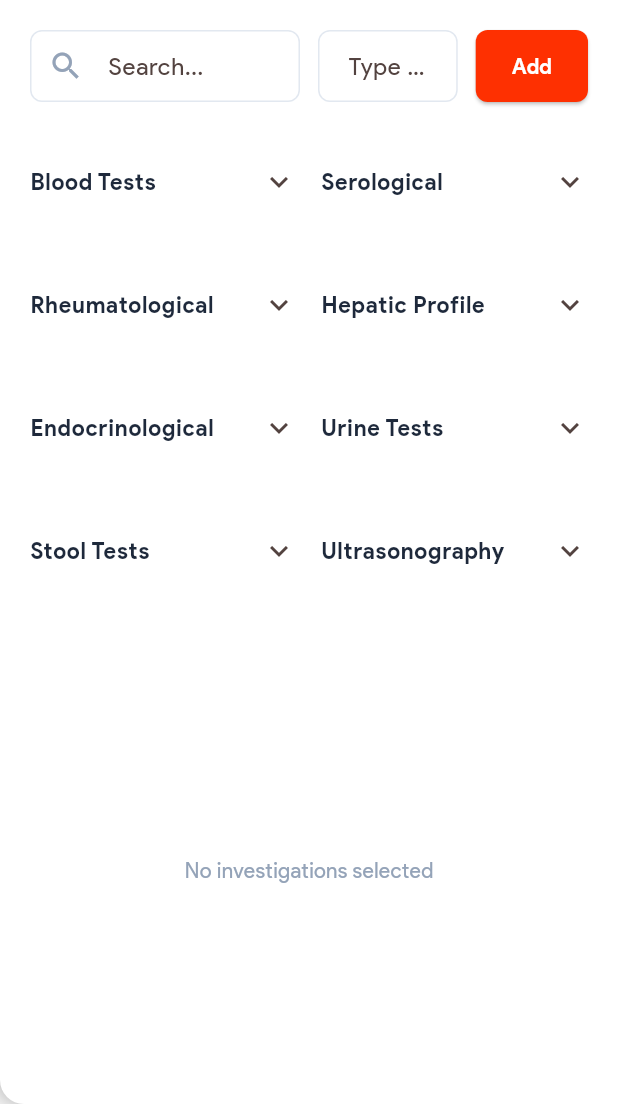
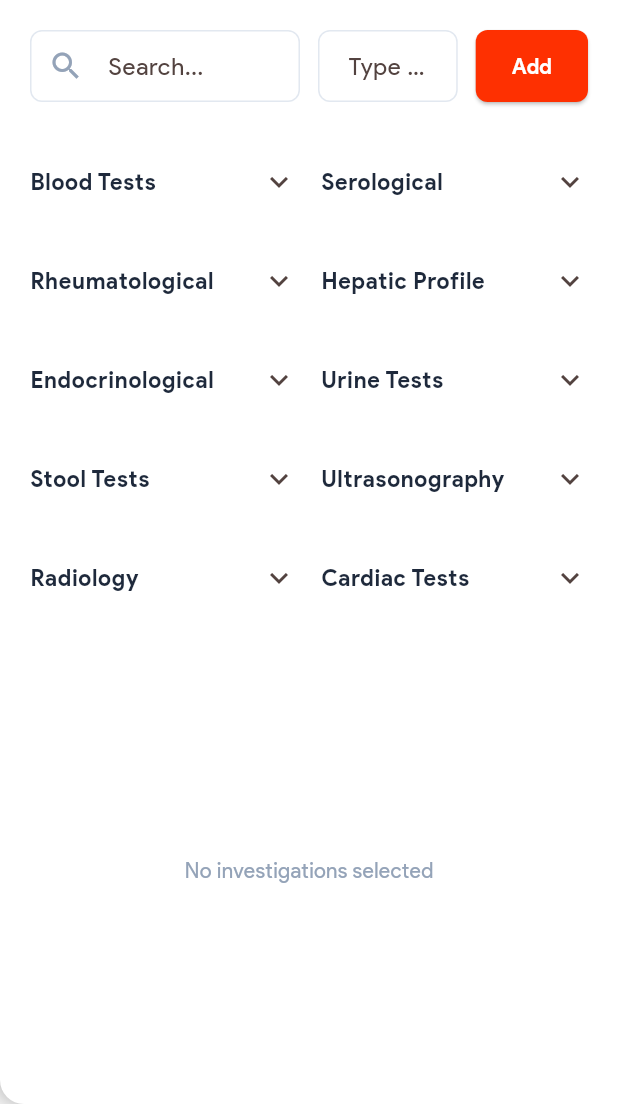
Before and after one commit to orbizen-limited/doctorshero-rx, a Flutter app: the InvestigationDrawer widget shown alone on an empty page, opened directly with empty values, on a phone screen of 412 x 824 dp, the part 132-1236 px from its top. Run offline on Flutter 3.47's test engine with Material 3 defaults, Android fonts, the phone set to English and light mode, and no system bars; our stand-ins replace fl_chart, flutter_svg, hive, hive_flutter, open_file, package_info_plus and 3 more; missing offline and left inert: window_manager; accounts and stored records are empty; statements that could not run were skipped.

Commit message:
fxi design issue

```diff
--- a/lib/widgets/investigation_drawer.dart
+++ b/lib/widgets/investigation_drawer.dart
@@ -744,18 +744,30 @@ class _InvestigationDrawerState extends State<InvestigationDrawer> {
                 padding: const EdgeInsets.symmetric(horizontal: 20),
                 child: LayoutBuilder(
                   builder: (context, constraints) {
-                    final itemWidth = (constraints.maxWidth - 16) / 2;
                     final entries = filteredInvestigations.entries.toList();
-                    return Wrap(
-                      spacing: 16,
-                      runSpacing: 16,
-                      children: entries.map((entry) {
+                    final leftColumnEntries = <MapEntry<String, List<String>>>[];
+                    final rightColumnEntries = <MapEntry<String, List<String>>>[];
+
+                    // Split entries into two columns
+                    for (int i = 0; i < entries.length; i++) {
+                      if (i % 2 == 0) {
+                        leftColumnEntries.add(entries[i]);
+                      } else {
+                        rightColumnEntries.add(entries[i]);
+                      }
+                    }
+
+                    return Row(
+                      crossAxisAlignment: CrossAxisAlignment.start,
+                      children: [
+                        // Left Column
+                        Expanded(
+                          child: Column(
+                            children: leftColumnEntries.map((entry) {
                               final groupName = entry.key;
                               final investigations = entry.value;
 
-                        return SizedBox(
-                          width: itemWidth,
-                          child: Theme(
+                              return Theme(
                                 data: Theme.of(context).copyWith(dividerColor: Colors.transparent),
                                 child: ExpansionTile(
                                   initiallyExpanded: _searchController.text.isNotEmpty,
@@ -801,9 +813,69 @@ class _InvestigationDrawerState extends State<InvestigationDrawer> {
                                     ),
                                   ],
                                 ),
+                              );
+                            }).toList(),
+                          ),
+                        ),
+                        const SizedBox(width: 16),
+                        // Right Column
+                        Expanded(
+                          child: Column(
+                            children: rightColumnEntries.map((entry) {
+                              final groupName = entry.key;
+                              final investigations = entry.value;
+
+                              return Theme(
+                                data: Theme.of(context).copyWith(dividerColor: Colors.transparent),
+                                child: ExpansionTile(
+                                  initiallyExpanded: _searchController.text.isNotEmpty,
+                                  tilePadding: const EdgeInsets.symmetric(horizontal: 0, vertical: 4),
+                                  childrenPadding: const EdgeInsets.only(bottom: 12),
+                                  title: Text(
+                                    groupName,
+                                    style: const TextStyle(
+                                      fontSize: 15,
+                                      fontWeight: FontWeight.w700,
+                                      color: Color(0xFF1E293B),
+                                      fontFamily: 'ProductSans',
+                                    ),
+                                  ),
+                                  children: [
+                                    Wrap(
+                                      spacing: 8,
+                                      runSpacing: 8,
+                                      children: investigations.map((investigation) {
+                                        final isSelected = _selectedInvestigations.any((i) => i['name'] == investigation);
+                                        return InkWell(
+                                          onTap: () => _addInvestigation(investigation),
+                                          child: Container(
+                                            padding: const EdgeInsets.symmetric(horizontal: 12, vertical: 8),
+                                            decoration: BoxDecoration(
+                                              color: isSelected ? const Color(0xFFE8F5E9) : const Color(0xFFF1F5F9),
+                                              border: Border.all(
+                                                color: isSelected ? const Color(0xFF4CAF50) : const Color(0xFFE2E8F0),
+                                              ),
+                                              borderRadius: BorderRadius.circular(6),
+                                            ),
+                                            child: Text(
+                                              investigation,
+                                              style: TextStyle(
+                                                fontSize: 13,
+                                                color: isSelected ? const Color(0xFF2E7D32) : const Color(0xFF64748B),
+                                                fontFamily: 'ProductSans',
+                                              ),
+                                            ),
                                           ),
                                         );
                                       }).toList(),
+                                    ),
+                                  ],
+                                ),
+                              );
+                            }).toList(),
+                          ),
+                        ),
+                      ],
                     );
                   },
                 ),
```
Lines whose indentation alone changed are shown as unchanged.
